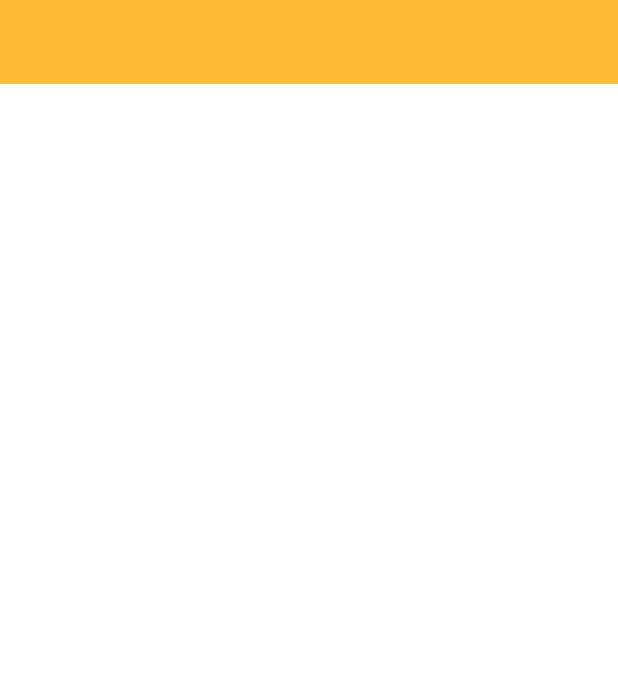
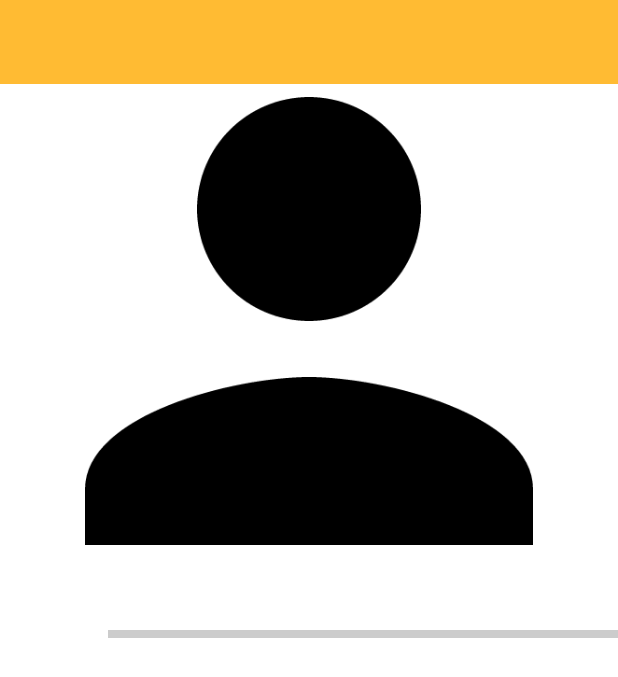
Before and after one commit to odoocn/OdooCoreV1.01, an Android app: the layout equipment_detail.xml on its own in the app's theme, with its tools: preview values and no code run, on a phone screen of 412 x 824 dp. Shown: the top 677 px of the screen. Run offline under Robolectric (Android 15) with nearby library versions, the phone set to English and light mode, and no system bars; plain views replace ParallaxScrollView.

Commit message:
Details class added - half of layout done (bugs..)

```diff
--- a/app/src/main/AndroidManifest.xml
+++ b/app/src/main/AndroidManifest.xml
@@ -156,6 +156,9 @@
         <activity
             android:name="com.odoo.addons.customers.CustomerDetails"
             android:windowSoftInputMode="adjustPan" />
+        <activity
+            android:name="com.odoo.addons.Equipment.EquipmentDetails"
+            android:windowSoftInputMode="adjustPan" />
     </application>
 
 </manifest>
--- a/app/src/main/java/com/odoo/config/Addons.java
+++ b/app/src/main/java/com/odoo/config/Addons.java
@@ -36,8 +36,8 @@ public class Addons extends AddonsHelper {
      * OAddon partners = new OAddon(Partners.class).setDefault();
      */
     OAddon customers = new OAddon(Customers.class);
-    OAddon equipment = new OAddon(Equipment.class);
+    OAddon equipment = new OAddon(Equipment.class).setDefault();
     OAddon failure = new OAddon(Failure.class);
-    OAddon intervention = new OAddon(Intervention.class).setDefault();
+    OAddon intervention = new OAddon(Intervention.class);
     OAddon preventive = new OAddon(Preventive.class);
 }
--- a/app/src/main/res/layout/equipment_detail.xml
+++ b/app/src/main/res/layout/equipment_detail.xml
@@ -24,7 +24,12 @@
                 android:layout_height="wrap_content"
                 android:layout_marginBottom="-56dp">
 
-
+                <ImageView
+                    android:id="@android:id/icon"
+                    android:layout_width="match_parent"
+                    android:layout_height="380dp"
+                    android:scaleType="centerInside"
+                    android:src="@drawable/user_xlarge" />
             </FrameLayout>
 
             <TextView
@@ -48,37 +53,19 @@
                 android:layout_height="wrap_content">
 
                 <odoo.controls.OForm
-                    android:id="@+id/equipmentForm"
+                    android:id="@+id/customerForm"
                     android:layout_width="match_parent"
                     app:modelName="res.partner"
                     android:orientation="vertical"
                     android:layout_height="wrap_content">
 
-                    <odoo.controls.OField
-                        android:id="@+id/is_active"
-                        android:layout_width="match_parent"
-                        app:fieldName="is_company"
-                        app:showLabel="false"
-                        app:fieldTextAppearance="?android:textAppearanceMedium"
-                        android:layout_height="wrap_content"></odoo.controls.OField>
 
                     <odoo.controls.OField
-                        android:id="@+id/website"
-                        app:fieldTextAppearance="?android:textAppearanceMedium"
+                        android:id="@+id/type"
+                        app:fieldTextAppearance="?android:textAppearanceLarge"
                         app:fieldLabelColor="@color/theme_secondary"
-                        app:iconResource="@drawable/ic_action_universe"
                         android:layout_width="match_parent"
-                        app:fieldName="website"
-                        android:layout_height="wrap_content"></odoo.controls.OField>
-
-
-                    <odoo.controls.OField
-                        app:fieldTextAppearance="?android:textAppearanceMedium"
-                        app:fieldLabelColor="@color/theme_secondary"
-                        android:id="@+id/email"
-                        app:iconResource="@drawable/ic_action_message"
-                        android:layout_width="match_parent"
-                        app:fieldName="email"
+                        app:fieldName="type"
                         android:layout_height="wrap_content"></odoo.controls.OField>
 
                     <View
@@ -86,7 +73,7 @@
                         android:layout_marginLeft="72dp" />
 
                     <odoo.controls.OField
-                        android:id="@+id/phone_number"
+                        android:id="@+id/main_phone_number"
                         app:fieldLabelColor="@color/theme_secondary"
                         app:fieldTextAppearance="?android:textAppearanceMedium"
                         app:iconResource="@drawable/ic_action_phone"
@@ -97,10 +84,10 @@
                     <odoo.controls.OField
                         app:fieldTextAppearance="?android:textAppearanceMedium"
                         app:fieldLabelColor="@color/theme_secondary"
-                        app:iconResource="@drawable/ic_action_mobile"
+                        app:iconResource="@drawable/ic_action_phone"
                         android:layout_width="match_parent"
                         app:fieldName="mobile"
-                        android:id="@+id/mobile_number"
+                        android:id="@+id/addit_phone_number"
                         android:layout_height="wrap_content"></odoo.controls.OField>
 
                     <View
@@ -132,7 +119,97 @@
                     <odoo.controls.OField
                         android:layout_width="match_parent"
                         app:iconResource="@drawable/ic_action_notes_content"
-                        app:fieldName="comment"
+                        app:fieldName="pp_controller_number"
+                        app:fieldLabelColor="@color/theme_secondary"
+                        app:fieldTextAppearance="?android:textAppearanceMedium"
+                        android:layout_height="wrap_content"></odoo.controls.OField>
+
+                    <odoo.controls.OField
+                        android:layout_width="match_parent"
+                        app:iconResource="@drawable/ic_action_notes_content"
+                        app:fieldName="remote_serial_number"
+                        app:fieldLabelColor="@color/theme_secondary"
+                        app:fieldTextAppearance="?android:textAppearanceMedium"
+                        android:layout_height="wrap_content"></odoo.controls.OField>
+                    <odoo.controls.OField
+                        android:layout_width="match_parent"
+                        app:iconResource="@drawable/ic_action_notes_content"
+                        app:fieldName="batch_number"
+                        app:fieldLabelColor="@color/theme_secondary"
+                        app:fieldTextAppearance="?android:textAppearanceMedium"
+                        android:layout_height="wrap_content"></odoo.controls.OField>
+                    <odoo.controls.OField
+                        android:layout_width="match_parent"
+                        app:iconResource="@drawable/ic_action_notes_content"
+                        app:fieldName="pp_serial_number"
+                        app:fieldLabelColor="@color/theme_secondary"
+                        app:fieldTextAppearance="?android:textAppearanceMedium"
+                        android:layout_height="wrap_content"></odoo.controls.OField>
+                    <odoo.controls.OField
+                        android:layout_width="match_parent"
+                        app:iconResource="@drawable/ic_action_notes_content"
+                        app:fieldName="uk_supp_agr"
+                        app:fieldLabelColor="@color/theme_secondary"
+                        app:fieldTextAppearance="?android:textAppearanceMedium"
+                        android:layout_height="wrap_content"></odoo.controls.OField>
+                    <View
+                        style="@style/ViewSeparator"
+                        android:layout_marginLeft="72dp" />
+
+                    <odoo.controls.OField
+                        android:layout_width="match_parent"
+                        app:iconResource="@drawable/ic_action_notes_content"
+                        app:fieldName="lanyard_bat_upg"
+                        app:fieldLabelColor="@color/theme_secondary"
+                        app:fieldTextAppearance="?android:textAppearanceMedium"
+                        android:layout_height="wrap_content"></odoo.controls.OField>
+
+                    <odoo.controls.OField
+                        android:layout_width="match_parent"
+                        app:iconResource="@drawable/ic_action_notes_content"
+                        app:fieldName="pod_bat_type"
+                        app:fieldLabelColor="@color/theme_secondary"
+                        app:fieldTextAppearance="?android:textAppearanceMedium"
+                        android:layout_height="wrap_content"></odoo.controls.OField>
+                    <odoo.controls.OField
+                        android:layout_width="match_parent"
+                        app:iconResource="@drawable/ic_action_notes_content"
+                        app:fieldName="pump_mod_type"
+                        app:fieldLabelColor="@color/theme_secondary"
+                        app:fieldTextAppearance="?android:textAppearanceMedium"
+                        android:layout_height="wrap_content"></odoo.controls.OField>
+                    <odoo.controls.OField
+                        android:layout_width="match_parent"
+                        app:iconResource="@drawable/ic_action_notes_content"
+                        app:fieldName="pside_con_bat"
+                        app:fieldLabelColor="@color/theme_secondary"
+                        app:fieldTextAppearance="?android:textAppearanceMedium"
+                        android:layout_height="wrap_content"></odoo.controls.OField>
+                    <odoo.controls.OField
+                        android:layout_width="match_parent"
+                        app:iconResource="@drawable/ic_action_notes_content"
+                        app:fieldName="lift_bat_serial1"
+                        app:fieldLabelColor="@color/theme_secondary"
+                        app:fieldTextAppearance="?android:textAppearanceMedium"
+                        android:layout_height="wrap_content"></odoo.controls.OField>
+                    <odoo.controls.OField
+                        android:layout_width="match_parent"
+                        app:iconResource="@drawable/ic_action_notes_content"
+                        app:fieldName="lift_bat_serial2"
+                        app:fieldLabelColor="@color/theme_secondary"
+                        app:fieldTextAppearance="?android:textAppearanceMedium"
+                        android:layout_height="wrap_content"></odoo.controls.OField>
+                    <odoo.controls.OField
+                        android:layout_width="match_parent"
+                        app:iconResource="@drawable/ic_action_notes_content"
+                        app:fieldName="pside_con_bat_serial1"
+                        app:fieldLabelColor="@color/theme_secondary"
+                        app:fieldTextAppearance="?android:textAppearanceMedium"
+                        android:layout_height="wrap_content"></odoo.controls.OField>
+                    <odoo.controls.OField
+                        android:layout_width="match_parent"
+                        app:iconResource="@drawable/ic_action_notes_content"
+                        app:fieldName="pside_con_bat_serial2"
                         app:fieldLabelColor="@color/theme_secondary"
                         app:fieldTextAppearance="?android:textAppearanceMedium"
                         android:layout_height="wrap_content"></odoo.controls.OField>
```
Also changed, not shown: app/src/main/java/com/odoo/addons/Equipment/Equipment.java (+17 -1 lines), app/src/main/java/com/odoo/addons/Equipment/EquipmentDetails.java (+277 -8 lines), app/src/main/java/com/odoo/base/addons/res/CmmsEquipment.java (+113 -1 lines), 2 other files.
